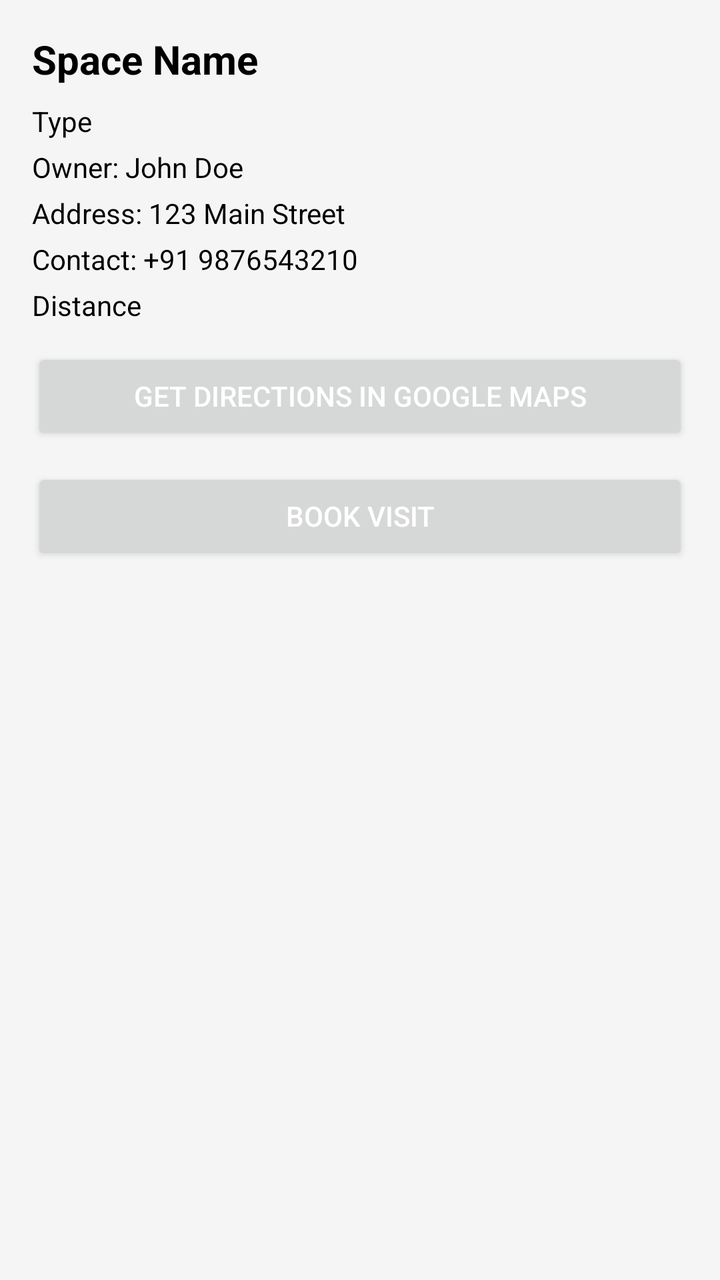
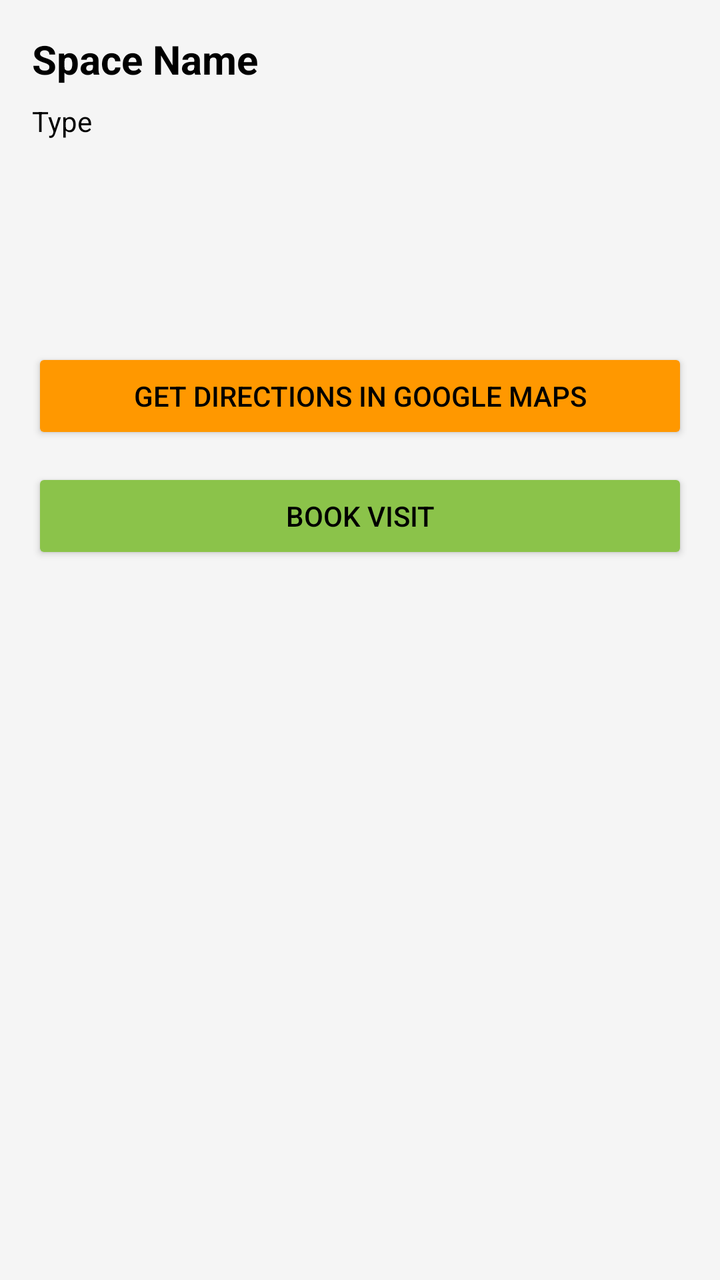

Screens rendered from an Android XML layout before and after an edit, with the pre-edit source and the edit as a unified diff.
<!-- AndroidManifest.xml: application theme Theme.FYSA -->
<!-- res/layout/fragment_space_details.xml -->
<?xml version="1.0" encoding="utf-8"?>
<androidx.constraintlayout.widget.ConstraintLayout xmlns:android="http://schemas.android.com/apk/res/android"
    xmlns:app="http://schemas.android.com/apk/res-auto"
    xmlns:tools="http://schemas.android.com/tools"
    android:layout_width="match_parent"
    android:layout_height="match_parent"
    android:background="@color/bgColor">

    
    <ScrollView
        android:layout_width="0dp"
        android:layout_height="0dp"
        android:padding="16dp"
        app:layout_constraintTop_toTopOf="parent"
        app:layout_constraintStart_toStartOf="parent"
        app:layout_constraintEnd_toEndOf="parent"
        app:layout_constraintBottom_toBottomOf="parent">

        <LinearLayout
            android:layout_width="match_parent"
            android:layout_height="wrap_content"
            android:orientation="vertical">

            
            <TextView
                android:id="@+id/tvName"
                android:layout_width="wrap_content"
                android:layout_height="wrap_content"
                android:text="Space Name"
                android:textSize="20sp"
                android:textStyle="bold"
                android:textColor="@color/textPrimary"
                android:paddingBottom="8dp"/>

            
            <TextView
                android:id="@+id/tvType"
                android:layout_width="wrap_content"
                android:layout_height="wrap_content"
                android:text="Type"
                android:textColor="@color/textPrimary"
                android:paddingBottom="4dp"/>

            
            <TextView
                android:id="@+id/tvOwnerName"
                android:layout_width="wrap_content"
                android:layout_height="wrap_content"
                android:text="Owner: John Doe"
                android:textColor="@color/textPrimary"
                android:paddingBottom="4dp"/>

            
            <TextView
                android:id="@+id/tvAddress"
                android:layout_width="wrap_content"
                android:layout_height="wrap_content"
                android:text="Address: 123 Main Street"
                android:textColor="@color/textPrimary"
                android:paddingBottom="4dp"/>

            
            <TextView
                android:id="@+id/tvContact"
                android:layout_width="wrap_content"
                android:layout_height="wrap_content"
                android:text="Contact: +91 9876543210"
                android:textColor="@color/textPrimary"
                android:paddingBottom="4dp"/>

            
            <TextView
                android:id="@+id/tvDistance"
                android:layout_width="wrap_content"
                android:layout_height="wrap_content"
                android:text="Distance"
                android:textColor="@color/textPrimary"
                android:paddingBottom="12dp"/>

            
            <Button
                android:id="@+id/btnDirections"
                android:layout_width="match_parent"
                android:layout_height="wrap_content"
                android:textColor="@color/btnTextPrimary"
                android:text="Get Directions in Google Maps" />

            <Button
                android:id="@+id/btnBook"
                android:layout_width="match_parent"
                android:layout_height="wrap_content"
                android:text="Book Visit"
                android:textColor="@color/btnTextPrimary"
                android:layout_marginTop="12dp"/>

        </LinearLayout>
    </ScrollView>

</androidx.constraintlayout.widget.ConstraintLayout>
<!-- resources referenced by this layout -->
<resources>
  <color name="bgColor">#F5F5F5</color>
  <color name="btnTextPrimary">#FFFFFF</color>
  <color name="textPrimary">#000000</color>
  <style name="Theme.FYSA" parent="Theme.MaterialComponents.DayNight.NoActionBar">
          <item name="colorPrimary">@color/btnPrimary</item>
          <item name="colorPrimaryVariant">@color/btnPrimary</item>
          <item name="colorOnPrimary">@color/btnTextPrimary</item>
  
          <item name="colorSecondary">@color/btnSecondary</item>
          <item name="colorSecondaryVariant">@color/btnSecondary</item>
          <item name="colorOnSecondary">@color/btnTextSecondary</item>
  
          <item name="android:colorBackground">@color/bgColor</item>
          <item name="colorSurface">@color/bgColor</item>
          <item name="colorOnSurface">@color/textPrimary</item>
  
          <item name="android:statusBarColor" tools:targetApi="l">?attr/colorPrimary</item>
          <item name="android:windowLightStatusBar">true</item>
  
          <item name="materialButtonStyle">@style/Widget.MaterialComponents.Button</item>
          <item name="materialButtonOutlinedStyle">@style/Widget.MaterialComponents.Button.OutlinedButton</item>
      </style>
  <color name="btnPrimary">#3F51B5</color>
  <color name="btnSecondary">#FF9800</color>
  <color name="btnTextSecondary">#FFFFFF</color>
</resources>

<!-- the commit's change to res/layout/fragment_space_details.xml (unified diff, before → after) -->
@@ -26,7 +26,7 @@
                 android:id="@+id/tvName"
                 android:layout_width="wrap_content"
                 android:layout_height="wrap_content"
-                android:text="Space Name"
+                android:text="@string/Space_Name"
                 android:textSize="20sp"
                 android:textStyle="bold"
                 android:textColor="@color/textPrimary"
@@ -37,7 +37,7 @@
                 android:id="@+id/tvType"
                 android:layout_width="wrap_content"
                 android:layout_height="wrap_content"
-                android:text="Type"
+                android:text="@string/type"
                 android:textColor="@color/textPrimary"
                 android:paddingBottom="4dp"/>
 
@@ -46,7 +46,7 @@
                 android:id="@+id/tvOwnerName"
                 android:layout_width="wrap_content"
                 android:layout_height="wrap_content"
-                android:text="Owner: John Doe"
+                android:text=""
                 android:textColor="@color/textPrimary"
                 android:paddingBottom="4dp"/>
 
@@ -55,7 +55,7 @@
                 android:id="@+id/tvAddress"
                 android:layout_width="wrap_content"
                 android:layout_height="wrap_content"
-                android:text="Address: 123 Main Street"
+                android:text=""
                 android:textColor="@color/textPrimary"
                 android:paddingBottom="4dp"/>
 
@@ -64,7 +64,7 @@
                 android:id="@+id/tvContact"
                 android:layout_width="wrap_content"
                 android:layout_height="wrap_content"
-                android:text="Contact: +91 9876543210"
+                android:text=""
                 android:textColor="@color/textPrimary"
                 android:paddingBottom="4dp"/>
 
@@ -73,7 +73,7 @@
                 android:id="@+id/tvDistance"
                 android:layout_width="wrap_content"
                 android:layout_height="wrap_content"
-                android:text="Distance"
+                android:text=""
                 android:textColor="@color/textPrimary"
                 android:paddingBottom="12dp"/>
 
@@ -82,16 +82,20 @@
                 android:id="@+id/btnDirections"
                 android:layout_width="match_parent"
                 android:layout_height="wrap_content"
-                android:textColor="@color/btnTextPrimary"
-                android:text="Get Directions in Google Maps" />
+                android:textColor="@color/textPrimary"
+                android:backgroundTint="@color/btnSecondary"
+                android:text="@string/get_directions_in_google_maps"
+                tools:ignore="VisualLintButtonSize" />
 
             <Button
                 android:id="@+id/btnBook"
                 android:layout_width="match_parent"
                 android:layout_height="wrap_content"
-                android:text="Book Visit"
-                android:textColor="@color/btnTextPrimary"
-                android:layout_marginTop="12dp"/>
+                android:text="@string/book_visit"
+                android:textColor="@color/textPrimary"
+                android:backgroundTint="@color/light_green_500"
+                android:layout_marginTop="12dp"
+                tools:ignore="VisualLintButtonSize" />
 
         </LinearLayout>
     </ScrollView>
<!-- resource entries referenced after the edit -->
@@ -3,6 +3,10 @@
   <color name="bgColor">#F5F5F5</color>
   <color name="btnTextPrimary">#FFFFFF</color>
   <color name="textPrimary">#000000</color>
+  <string name="Space_Name">Space Name</string>
+  <string name="book_visit">Book Visit</string>
+  <string name="get_directions_in_google_maps">Get Directions in Google Maps</string>
+  <string name="type">Type</string>
   <style name="Theme.FYSA" parent="Theme.MaterialComponents.DayNight.NoActionBar">
           <item name="colorPrimary">@color/btnPrimary</item>
           <item name="colorPrimaryVariant">@color/btnPrimary</item>
@@ -24,6 +28,7 @@
       </style>
   <color name="btnPrimary">#3F51B5</color>
   <color name="btnSecondary">#FF9800</color>
+  <color name="light_green_500">#8BC34A</color>
   <color name="btnTextSecondary">#FFFFFF</color>
 </resources>
 
